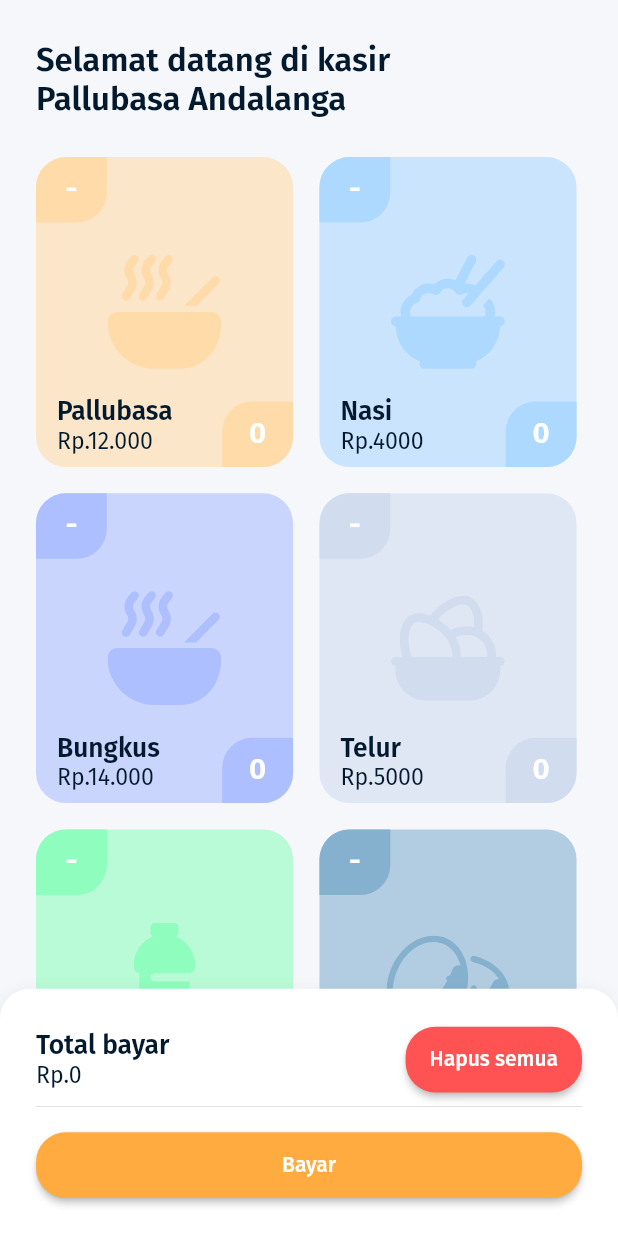
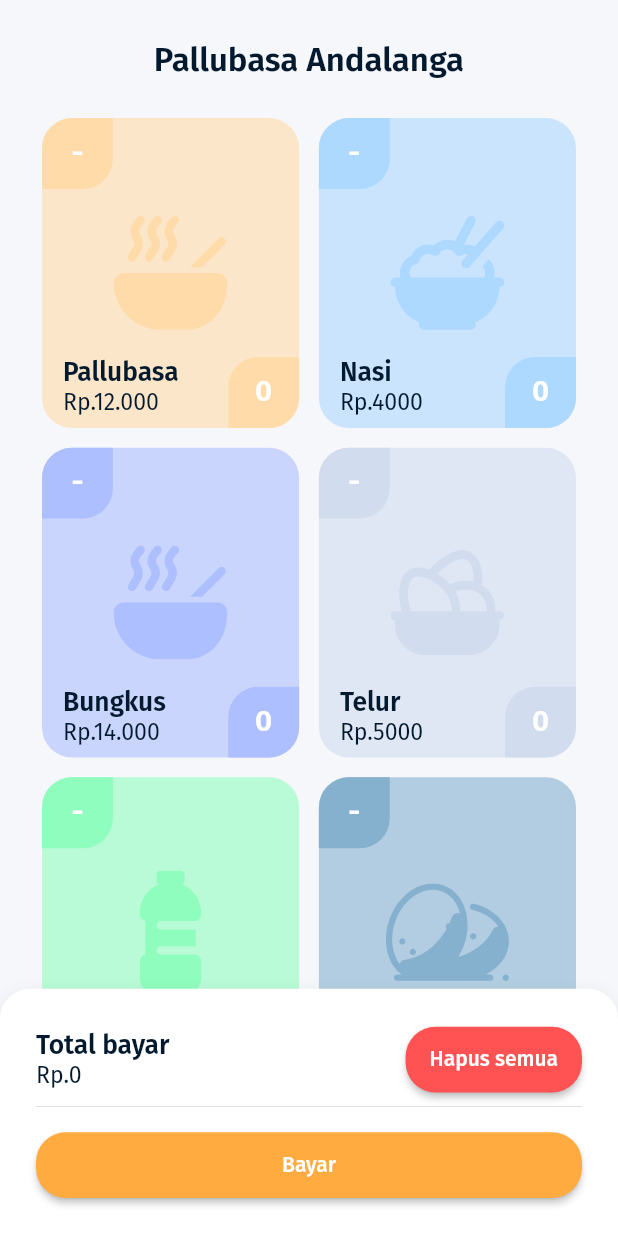
Before and after one commit to alwijein/flutter_cashier_food, a Flutter app: the screen it shows after launch, on a phone screen of 412 x 824 dp. Run offline on Flutter 3.47's test engine with Material 2 defaults, Android fonts, the phone set to English and light mode, and no system bars; our stand-ins replace flutter_svg, freezed_annotation, get, google_fonts.

Commit message:
update readme

```diff
--- a/lib/app/modules/home/views/home_view.dart
+++ b/lib/app/modules/home/views/home_view.dart
@@ -18,20 +18,14 @@ class HomeView extends GetView<HomeController> {
       extendBody: true,
       body: SafeArea(
         child: Container(
-          padding: const EdgeInsets.symmetric(horizontal: 24),
+          width: double.infinity,
+          padding: const EdgeInsets.symmetric(horizontal: 18),
           child: SingleChildScrollView(
             child: Column(
-              crossAxisAlignment: CrossAxisAlignment.start,
+              // crossAxisAlignment: CrossAxisAlignment.start,
               children: [
                 SizedBox(
                   height: getPropertionateScreenWidht(24),
-                ),
-                Text(
-                  'Selamat datang di kasir',
-                  style: primaryTextStyle.copyWith(
-                    fontWeight: semiBold,
-                    fontSize: getPropertionateScreenWidht(20),
-                  ),
                 ),
                 Text(
                   'Pallubasa Andalanga',
@@ -45,8 +39,8 @@ class HomeView extends GetView<HomeController> {
                 ),
                 Obx(
                   () => Wrap(
-                    spacing: getPropertionateScreenWidht(16),
-                    runSpacing: getPropertionateScreenWidht(16),
+                    spacing: getPropertionateScreenWidht(12),
+                    runSpacing: getPropertionateScreenWidht(12),
                     children: [
                       MenuCard(
                         title: 'Pallubasa',
@@ -299,7 +293,7 @@ class MenuCard extends StatelessWidget {
                     onTap: removeFunction,
                     child: Container(
                       width: getPropertionateScreenWidht(43),
-                      height: getPropertionateScreenHeight(43),
+                      height: getPropertionateScreenWidht(43),
                       decoration: BoxDecoration(
                         color: color,
                         borderRadius: const BorderRadius.only(
@@ -349,7 +343,7 @@ class MenuCard extends StatelessWidget {
                     ),
                     Container(
                       width: getPropertionateScreenWidht(43),
-                      height: getPropertionateScreenHeight(43),
+                      height: getPropertionateScreenWidht(43),
                       decoration: BoxDecoration(
                         color: color,
                         borderRadius: const BorderRadius.only(
```
Also changed, not shown: mockup1.jpg (added), 1 other file.
